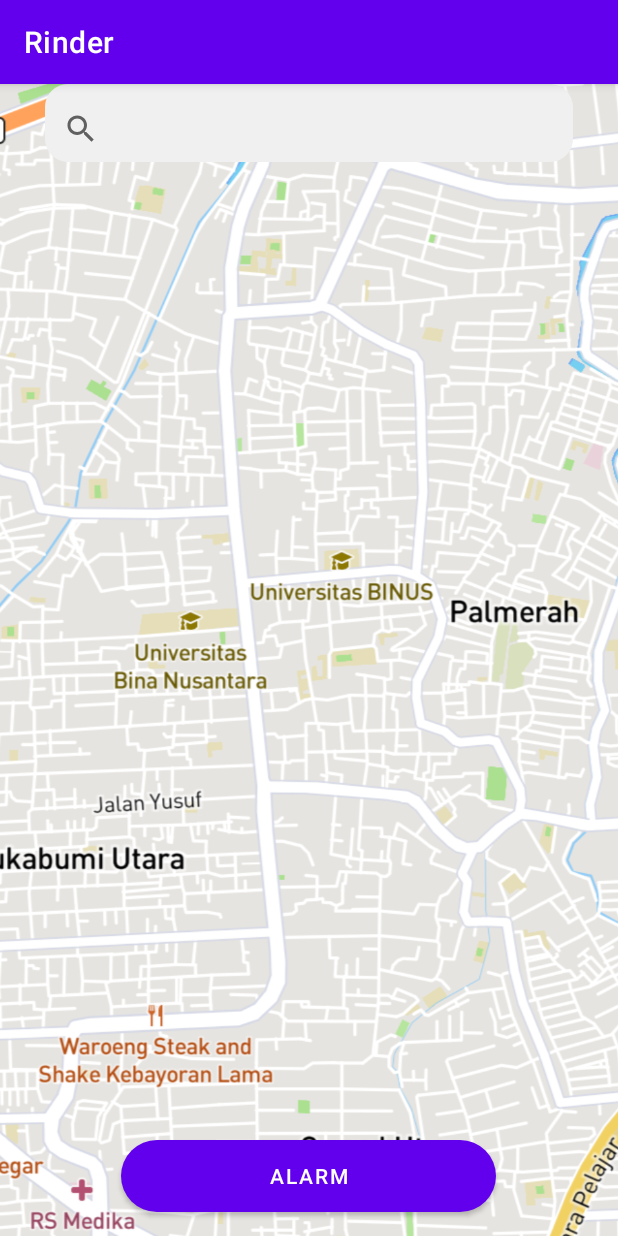
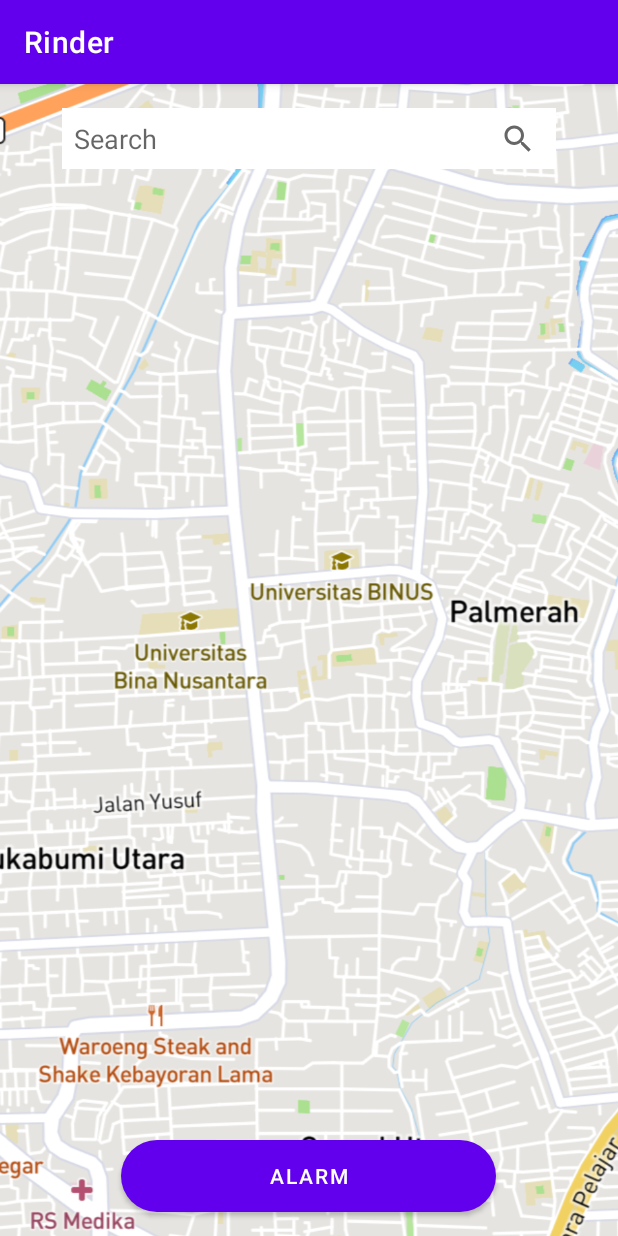
Before and after one commit to swompsy/Rinder-1, an Android app: the HomePageActivity screen opened directly, with no data from a screen before it, on a phone screen of 412 x 824 dp. Run offline under Robolectric (Android 15) with nearby library versions, the phone set to English and light mode, and no system bars.

Commit message:
update home page

```diff
--- a/app/src/main/res/layout/activity_home_page.xml
+++ b/app/src/main/res/layout/activity_home_page.xml
@@ -5,6 +5,16 @@
     android:layout_width="match_parent"
     android:layout_height="match_parent"
     tools:context=".HomePageActivity">
+
+    <!--    <EditText-->
+<!--        android:id="@+id/SearchBar"-->
+<!--        android:layout_width="match_parent"-->
+<!--        android:layout_height="52dp"-->
+<!--        android:layout_marginHorizontal="30dp"-->
+<!--        android:background="@drawable/round_rectangle_shape"-->
+<!--        tools:ignore="MissingConstraints"-->
+<!--        tools:layout_editor_absoluteX="25dp"-->
+<!--        tools:layout_editor_absoluteY="16dp" />-->
 
     <ImageView
         android:id="@+id/imageView2"
@@ -17,13 +27,19 @@
 
     <EditText
         android:id="@+id/SearchBar"
-        android:layout_width="match_parent"
-        android:layout_height="52dp"
-        android:layout_marginHorizontal="30dp"
-        android:background="@drawable/round_rectangle_shape"
-        tools:ignore="MissingConstraints"
-        tools:layout_editor_absoluteX="25dp"
-        tools:layout_editor_absoluteY="16dp" />
+        android:layout_width="0dp"
+        android:layout_height="wrap_content"
+        android:hint="Search"
+        android:background="@android:color/white"
+        android:textColor="@android:color/black"
+        app:layout_constraintTop_toTopOf="parent"
+        app:layout_constraintStart_toStartOf="parent"
+        app:layout_constraintEnd_toEndOf="parent"
+        android:layout_marginHorizontal="16dp"
+        android:layout_marginTop="16dp"
+        android:padding="8dp"
+        app:layout_constraintHorizontal_bias="0.5"
+        app:layout_constraintWidth_percent="0.8" />
 
     <Button
         android:id="@+id/AlarmButton"
@@ -39,12 +55,12 @@
         app:layout_constraintStart_toStartOf="parent" />
 
     <SearchView
-        android:layout_width="57dp"
-        android:layout_height="49dp"
+        android:layout_width="49dp"
+        android:layout_height="30dp"
         android:layout_marginTop="5dp"
         app:layout_constraintBottom_toBottomOf="@+id/SearchBar"
         app:layout_constraintEnd_toEndOf="@+id/SearchBar"
-        app:layout_constraintHorizontal_bias="0.0"
+        app:layout_constraintHorizontal_bias="1.0"
         app:layout_constraintStart_toStartOf="@+id/SearchBar"
         app:layout_constraintTop_toTopOf="@+id/SearchBar"
         app:layout_constraintVertical_bias="0.0" />
```
